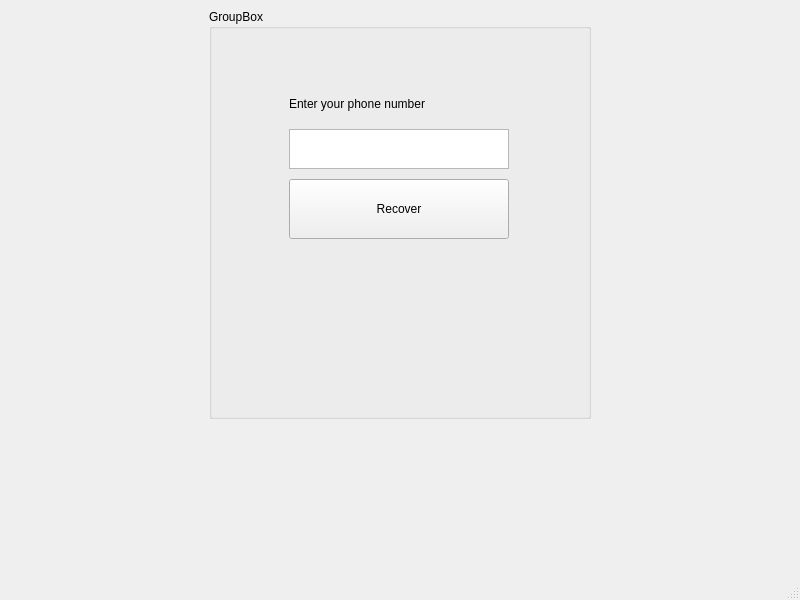
Qt form My_Beloved_Client/recoverpass.ui (HoSaiN-643/QuantumDeck) before a commit.
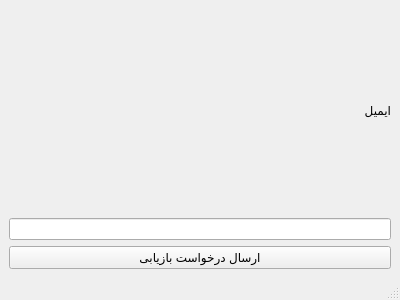
The same form after that commit.

Commit message: second02 login recoverpass signup

Diff of the .ui file:
```diff
--- a/My_Beloved_Client/recoverpass.ui
+++ b/My_Beloved_Client/recoverpass.ui
@@ -6,105 +6,31 @@
    <rect>
     <x>0</x>
     <y>0</y>
-    <width>800</width>
-    <height>600</height>
+    <width>400</width>
+    <height>300</height>
    </rect>
   </property>
   <property name="windowTitle">
    <string>MainWindow</string>
   </property>
   <widget class="QWidget" name="centralwidget">
-   <layout class="QGridLayout" name="gridLayout">
-    <item row="0" column="1">
-     <widget class="QGroupBox" name="groupBox">
-      <property name="title">
-       <string>GroupBox</string>
+   <layout class="QVBoxLayout" name="verticalLayout">
+    <item>
+     <widget class="QLabel" name="label">
+      <property name="text">
+       <string>ایمیل</string>
       </property>
-      <widget class="QTextEdit" name="textEdit">
-       <property name="geometry">
-        <rect>
-         <x>80</x>
-         <y>120</y>
-         <width>220</width>
-         <height>40</height>
-        </rect>
-       </property>
-      </widget>
-      <widget class="QLabel" name="label">
-       <property name="geometry">
-        <rect>
-         <x>80</x>
-         <y>80</y>
-         <width>170</width>
-         <height>30</height>
-        </rect>
-       </property>
-       <property name="text">
-        <string>Enter your phone number</string>
-       </property>
-      </widget>
-      <widget class="QPushButton" name="pushButton">
-       <property name="geometry">
-        <rect>
-         <x>80</x>
-         <y>170</y>
-         <width>220</width>
-         <height>60</height>
-        </rect>
-       </property>
-       <property name="text">
-        <string>Recover</string>
-       </property>
-      </widget>
      </widget>
     </item>
-    <item row="0" column="0">
-     <spacer name="horizontalSpacer">
-      <property name="orientation">
-       <enum>Qt::Orientation::Horizontal</enum>
-      </property>
-      <property name="sizeType">
-       <enum>QSizePolicy::Policy::Fixed</enum>
-      </property>
-      <property name="sizeHint" stdset="0">
-       <size>
-        <width>200</width>
-        <height>20</height>
-       </size>
-      </property>
-     </spacer>
+    <item>
+     <widget class="QLineEdit" name="email_lineEdit"/>
     </item>
-    <item row="0" column="2">
-     <spacer name="horizontalSpacer_2">
-      <property name="orientation">
-       <enum>Qt::Orientation::Horizontal</enum>
+    <item>
+     <widget class="QPushButton" name="recover_button">
+      <property name="text">
+       <string>ارسال درخواست بازیابی</string>
       </property>
-      <property name="sizeType">
-       <enum>QSizePolicy::Policy::Fixed</enum>
-      </property>
-      <property name="sizeHint" stdset="0">
-       <size>
-        <width>200</width>
-        <height>20</height>
-       </size>
-      </property>
-     </spacer>
-    </item>
-    <item row="1" column="1">
-     <spacer name="verticalSpacer">
-      <property name="orientation">
-       <enum>Qt::Orientation::Vertical</enum>
-      </property>
-      <property name="sizeType">
-       <enum>QSizePolicy::Policy::Fixed</enum>
-      </property>
-      <property name="sizeHint" stdset="0">
-       <size>
-        <width>20</width>
-        <height>150</height>
-       </size>
-      </property>
-     </spacer>
+     </widget>
     </item>
    </layout>
   </widget>
```
Left out of the diff: 17 changed lines with no effect on the pictures. The commit also changes 8 other files.
